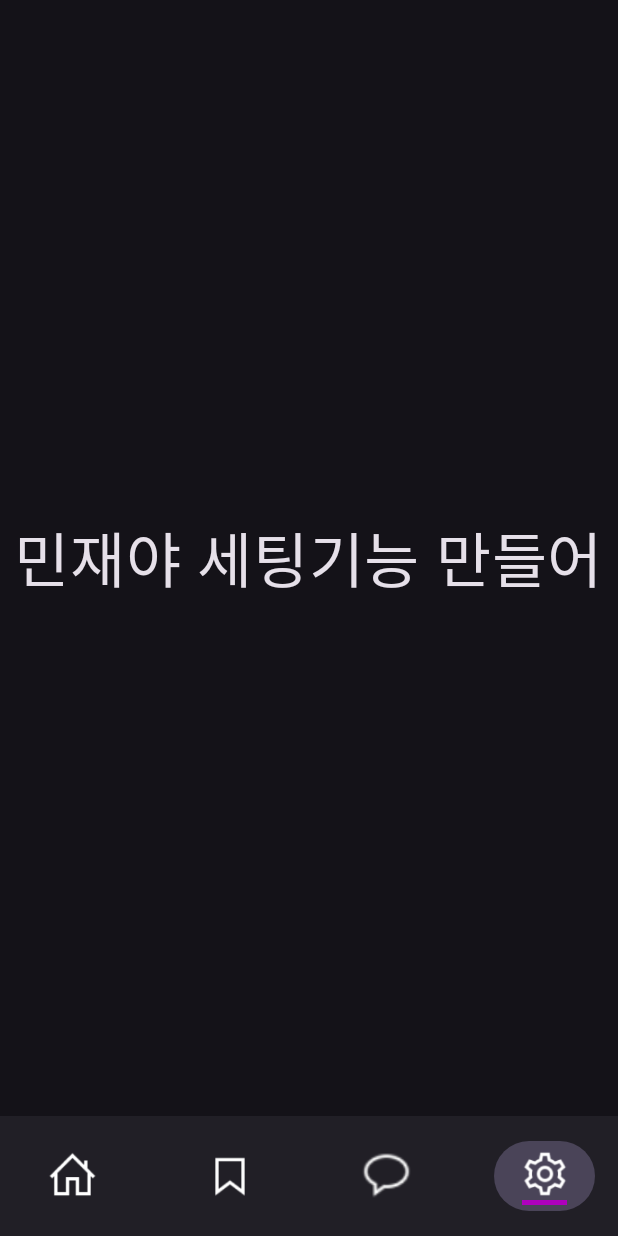
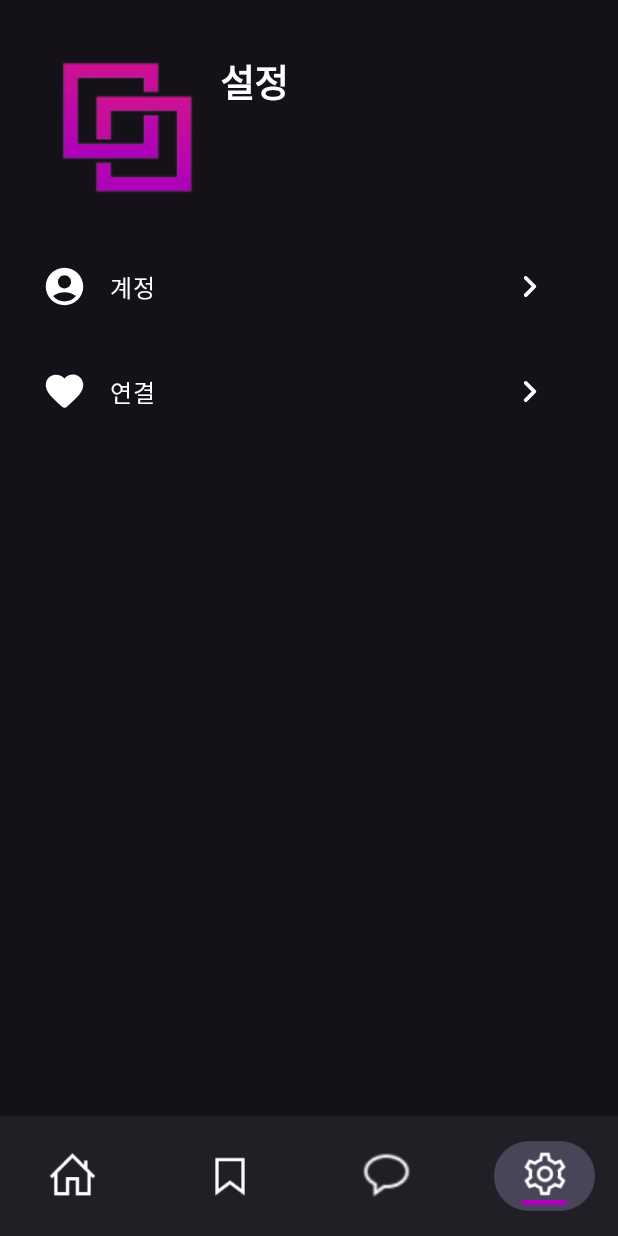
Before and after one commit to SRH-MiMo/android-renewal, an Android app built with Jetpack Compose: the screen it shows after launch (MainActivity), item 4 of the bottom bar chosen, on a phone screen of 412 x 824 dp. Run offline under Robolectric (Android 15) with nearby library versions, the phone set to English and light mode, and no system bars.

Commit message:
세팅 퍼블리싱

```diff
--- a/app/src/main/java/com/example/mimo/MainActivity.kt
+++ b/app/src/main/java/com/example/mimo/MainActivity.kt
@@ -21,6 +21,9 @@ import com.example.mimo.screen.Loginpage
 import com.example.mimo.screen.MainPage
 import com.example.mimo.screen.SettingsPage // 수정: SettingsPage import 추가
 import com.example.mimo.screen.alarm.AlarmSettingScreen
+import com.example.mimo.screen.setting.AccountScreen
+import com.example.mimo.screen.setting.SettingScreen
+import com.example.mimo.screen.setting.TvConnectScreen
 import com.example.mimo.ui.theme.MimoTheme
 
 class MainActivity : ComponentActivity() {
@@ -69,7 +72,15 @@ fun Nav() {
             composable("AlarmSettingScreen"){
                 AlarmSettingScreen(navController = navController)
             }
-
+            composable("TvConnectScreen"){
+                TvConnectScreen(navController = navController)
+            }
+            composable("SettingPage"){
+                SettingScreen(navController = navController)
+            }
+            composable("AccountPage"){
+                AccountScreen(navController = navController)
+            }
         }
     }
 }
--- /dev/null
+++ b/app/src/main/java/com/example/mimo/data/Account.kt
@@ -0,0 +1,9 @@
+package com.example.mimo.data
+
+import androidx.compose.ui.graphics.vector.ImageVector
+
+data class Account(
+    val title: String,
+    val iconRes: ImageVector,
+    val route: String
+)
--- /dev/null
+++ b/app/src/main/java/com/example/mimo/screen/setting/setting.kt
@@ -0,0 +1,162 @@
+package com.example.mimo.screen.setting
+
+import androidx.compose.foundation.Image
+import androidx.compose.foundation.clickable
+import androidx.compose.foundation.layout.Arrangement
+import androidx.compose.foundation.layout.Column
+import androidx.compose.foundation.layout.Row
+import androidx.compose.foundation.layout.Spacer
+import androidx.compose.foundation.layout.fillMaxSize
+import androidx.compose.foundation.layout.fillMaxWidth
+import androidx.compose.foundation.layout.height
+import androidx.compose.foundation.layout.padding
+import androidx.compose.foundation.layout.size
+import androidx.compose.foundation.layout.width
+import androidx.compose.material.icons.Icons
+import androidx.compose.material.icons.rounded.AccountCircle
+import androidx.compose.material.icons.rounded.Edit
+import androidx.compose.material.icons.rounded.Favorite
+import androidx.compose.material.icons.rounded.KeyboardArrowRight
+import androidx.compose.material3.Button
+import androidx.compose.material3.ButtonDefaults
+import androidx.compose.material3.Divider
+import androidx.compose.material3.Icon
+import androidx.compose.material3.MaterialTheme
+import androidx.compose.material3.Surface
+import androidx.compose.material3.Text
+import androidx.compose.runtime.Composable
+import androidx.compose.ui.Alignment
+import androidx.compose.ui.Modifier
+import androidx.compose.ui.graphics.Color
+import androidx.compose.ui.layout.ContentScale
+import androidx.compose.ui.res.painterResource
+import androidx.compose.ui.text.style.TextAlign
+import androidx.compose.ui.tooling.preview.Preview
+import androidx.compose.ui.unit.dp
+import androidx.compose.ui.unit.sp
+import androidx.navigation.NavController
+import androidx.navigation.compose.rememberNavController
+import com.example.mimo.R
+import com.example.mimo.component.TopBar
+import com.example.mimo.data.Account
+
+val items = listOf(
+    Account(
+        title = "계정",
+        iconRes = Icons.Rounded.AccountCircle,
+        route = "AccountPage"
+    ),
+    Account(
+        title = "연결",
+        iconRes = Icons.Rounded.Favorite,
+        route = "TvConnectScreen"
+    )
+)
+
+
+@Composable
+fun SettingScreen(navController: NavController) {
+    Column(
+        modifier = Modifier
+            .fillMaxSize()
+            .padding(16.dp)
+    ) {
+        TopBar(name = "설정")
+        items.forEachIndexed { index, item ->
+            Row(
+                modifier = Modifier
+                    .fillMaxWidth()
+                    .clickable
+                    {
+                        navController.navigate(item.route)
+                    }
+                    .height(70.dp)
+                    .padding(horizontal = 12.dp),
+                verticalAlignment = Alignment.CenterVertically,
+                horizontalArrangement = Arrangement.SpaceBetween
+            ) {
+                Row(
+                    verticalAlignment = Alignment.CenterVertically
+                ) {
+                    Icon(
+                        imageVector = item.iconRes,
+                        contentDescription = "사람",
+                        tint = Color.White,
+                        modifier = Modifier.size(30.dp)
+                    )
+
+                    Spacer(modifier = Modifier.width(15.dp))
+
+                    Text(
+                        text = item.title,
+                        color = Color.White,
+                    )
+                }
+
+
+
+                Row {
+                    Icon(
+                        imageVector = Icons.Rounded.KeyboardArrowRight,
+                        contentDescription = "사람",
+                        tint = Color.White,
+                        modifier = Modifier.size(30.dp)
+                    )
+
+                    Spacer(modifier = Modifier.width(16.dp))
+                }
+
+
+            }
+        }
+    }
+
+}
+
+
+@Composable
+fun ConnectButton1(text: String, iconResId: Int, onClick: () -> Unit) {
+    Button(
+        onClick = onClick,
+        colors = ButtonDefaults.buttonColors(containerColor = Color(0xFF1F1F1F)),
+        modifier = Modifier
+            .fillMaxWidth()
+            .padding(vertical = 8.dp) // Adjust padding if needed
+    ) {
+        Row(
+            verticalAlignment = Alignment.CenterVertically,
+            horizontalArrangement = Arrangement.Start,
+            modifier = Modifier.fillMaxWidth()
+        ) {
+            Image(
+                painter = painterResource(id = iconResId),
+                contentDescription = null,
+                modifier = Modifier.size(24.dp),
+                contentScale = ContentScale.Crop
+            )
+            Spacer(modifier = Modifier.width(16.dp))
+            Text(
+                text = text,
+                fontSize = 18.sp,
+                color = Color.White
+            )
+        }
+    }
+}
+
+@Composable
+fun AccountItem(navController: NavController) {
+
+}
+
+@Preview(showBackground = true)
+@Composable
+fun SettingPreview() {
+    val navController = rememberNavController()
+    Surface(
+        modifier = Modifier.fillMaxSize(),
+        color = Color(0xFF121212) // 어두운 배경색
+    ) {
+        SettingScreen(navController = navController)
+    }
+}
```
Also changed, not shown: app/src/main/java/com/example/mimo/screen/setting/account.kt (+31 -30 lines), app/src/main/java/com/example/mimo/screen/setting/connect.kt (+20 -28 lines), app/src/main/java/com/example/mimo/screen/setting/tvconnect.kt (+13 -10 lines), app/src/main/java/com/example/mimo/screen/setting/watchconnect.kt (+16 -22 lines), app/src/main/res/drawable/arrow.png (added), app/src/main/res/drawable/network.png (added).
